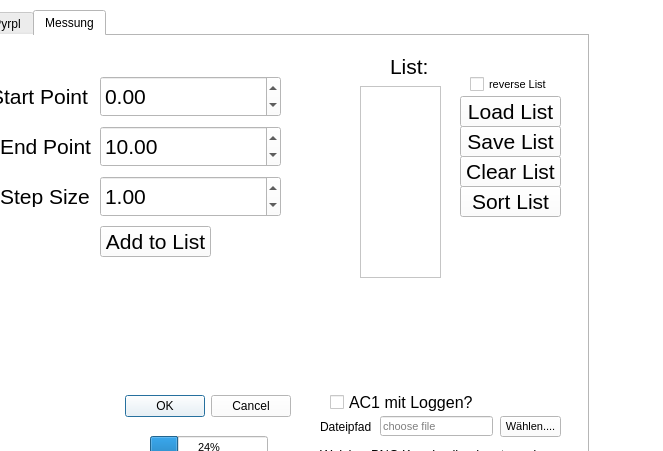
Old version of the form standa_pyrpl_gui.ui in the repository treeTUkl/pyrpl_user_dir; both pictures show x 122 to 785 and y 0 to 451 of the 785 by 810 pixel window.
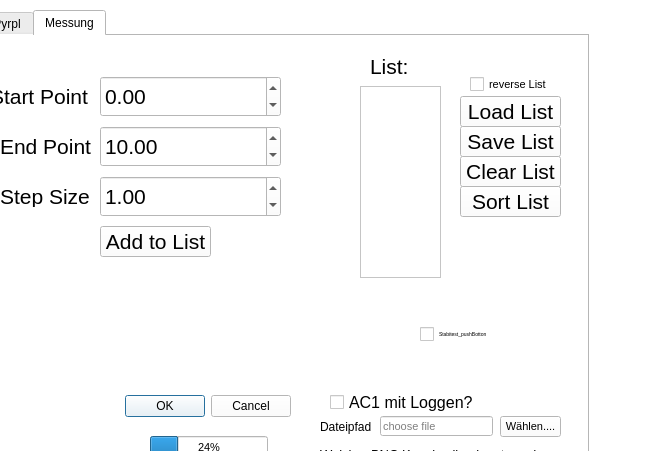
New version of the form. The open tabs and pages were chosen to show the change.

```diff
--- a/standa_pyrpl_gui.ui
+++ b/standa_pyrpl_gui.ui
@@ -1183,7 +1183,7 @@
      <widget class="QLabel" name="list_label">
       <property name="geometry">
        <rect>
-        <x>470</x>
+        <x>450</x>
         <y>20</y>
         <width>51</width>
         <height>20</height>
@@ -1437,8 +1437,8 @@
      <widget class="QWidget" name="hide_messung_controls_widget" native="true">
       <property name="geometry">
        <rect>
-        <x>160</x>
-        <y>300</y>
+        <x>170</x>
+        <y>290</y>
         <width>281</width>
         <height>51</height>
        </rect>
@@ -1451,6 +1451,22 @@
     background-color:      white;}</string>
       </property>
      </widget>
+     <widget class="QCheckBox" name="Stabitest_checkBox">
+      <property name="geometry">
+       <rect>
+        <x>500</x>
+        <y>290</y>
+        <width>121</width>
+        <height>17</height>
+       </rect>
+      </property>
+      <property name="toolTip">
+       <string>&lt;html&gt;&lt;head/&gt;&lt;body&gt;&lt;p&gt;Activate if only one Point shall be logged&lt;/p&gt;&lt;/body&gt;&lt;/html&gt;</string>
+      </property>
+      <property name="text">
+       <string>Stabitest_pushBotton</string>
+      </property>
+     </widget>
     </widget>
    </widget>
    <widget class="QLabel" name="label_2">
```
Left out of the diff: 23 changed lines with no effect on the pictures.
